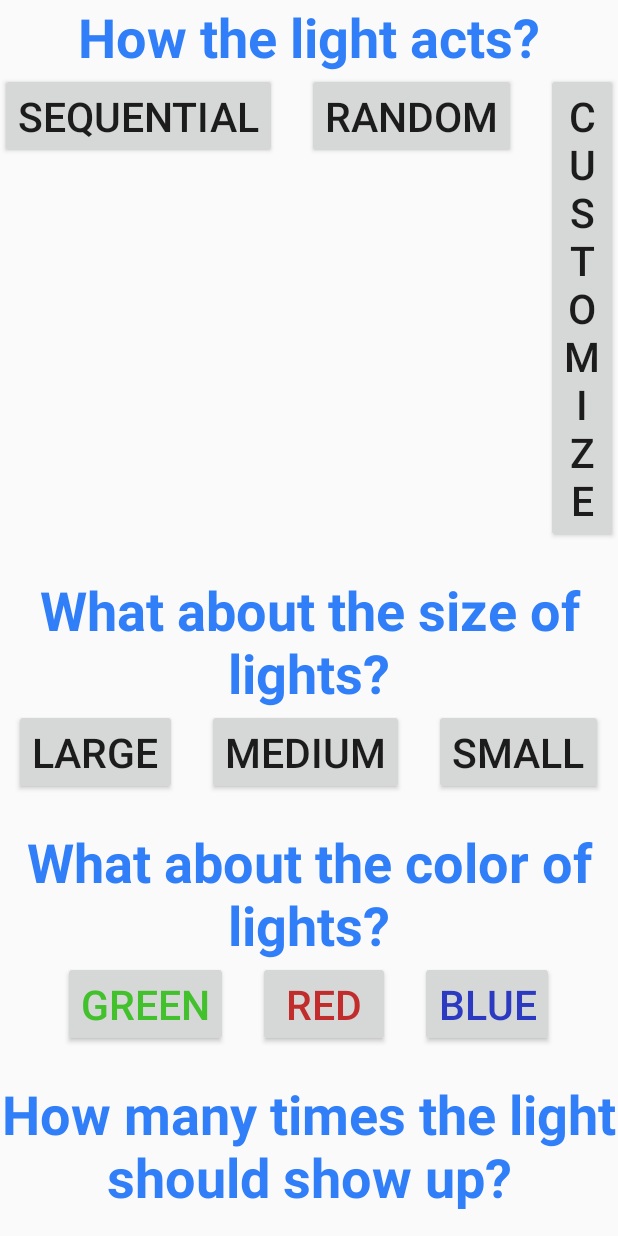
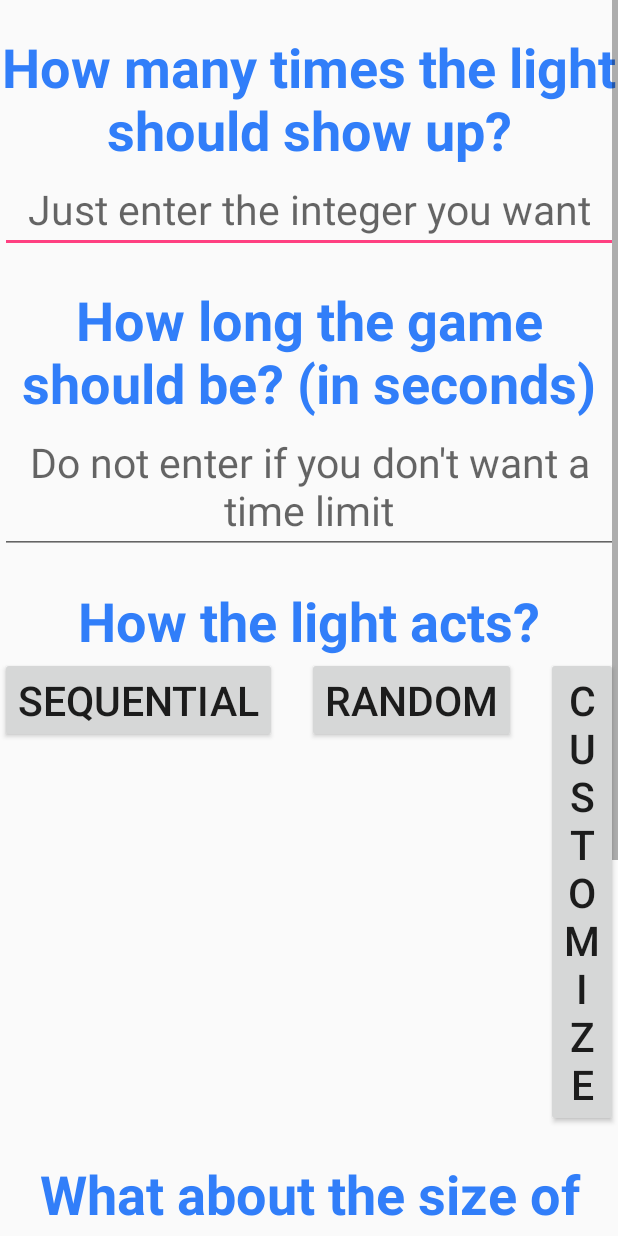
Before and after one commit to zhuoliny/BigTabTablecloth, an Android app: the layout activity_console.xml on its own in the app's theme, with its tools: preview values and no code run, on a phone screen of 412 x 824 dp. Run offline under Robolectric (Android 15) with nearby library versions, the phone set to English and light mode, and no system bars.

Commit message:
Update011 Working on console

```diff
--- a/app/build.gradle
+++ b/app/build.gradle
@@ -6,7 +6,7 @@ android {
     defaultConfig {
         applicationId "com.example.zhuoliny.bigtabtablecloth"
         minSdkVersion 19
-        targetSdkVersion 24
+        targetSdkVersion 25
         versionCode 1
         versionName "1.0"
         testInstrumentationRunner "android.support.test.runner.AndroidJUnitRunner"
--- a/app/src/main/java/com/example/zhuoliny/bigtabtablecloth/Attribute.java
+++ b/app/src/main/java/com/example/zhuoliny/bigtabtablecloth/Attribute.java
@@ -4,15 +4,15 @@ public class Attribute {
     private int[] sequence;
     private int size;
     private int timeLimit;
-    private int lightUpLimit;
+    private int lightLimit;
     private int color;
 
-    public Attribute (int[] _seq, int _size, int _tmLmt, int _color, int _lgtUpLmt) {
+    public Attribute (int[] _seq, int _size, int _tmLmt, int _color, int _lgtLmt) {
         sequence = _seq;
         size = _size;
         timeLimit = _tmLmt;
         color = _color;
-        lightUpLimit = _lgtUpLmt;
+        lightLimit = _lgtLmt;
     }
 
     public Attribute (int[] _seq, int _size, int _tmLmt) {
--- a/app/src/main/res/layout/activity_console.xml
+++ b/app/src/main/res/layout/activity_console.xml
@@ -6,11 +6,56 @@
     android:layout_height="match_parent"
     tools:context="com.example.zhuoliny.bigtabtablecloth.Console">
 
+    <ScrollView
+        android:layout_width="match_parent"
+        android:layout_height="match_parent">
     <LinearLayout
         android:orientation="vertical"
         android:layout_centerInParent="true"
         android:layout_width="match_parent"
         android:layout_height="wrap_content">
+
+        <TextView
+            android:text="How many times the light should show up?"
+            android:paddingTop="20dp"
+            android:layout_width="match_parent"
+            android:layout_height="wrap_content"
+            android:textStyle="bold"
+            android:textAlignment="center"
+            android:textColor="#317ef9"
+            android:layout_gravity="center_horizontal"
+            android:textSize="36sp" />
+
+        <EditText
+            android:layout_width="match_parent"
+            android:layout_height="wrap_content"
+            android:textStyle="normal"
+            android:textColor="#000000"
+            android:textAlignment="center"
+            android:textSize="27sp"
+            android:id="@+id/lightLimit"
+            android:hint="Just enter the integer you want"/>
+
+        <TextView
+            android:text="How long the game should be? (in seconds)"
+            android:layout_width="match_parent"
+            android:layout_height="wrap_content"
+            android:textStyle="bold"
+            android:textAlignment="center"
+            android:textColor="#317ef9"
+            android:layout_gravity="center_horizontal"
+            android:paddingTop="20dp"
+            android:textSize="36sp" />
+
+        <EditText
+            android:layout_width="match_parent"
+            android:layout_height="wrap_content"
+            android:textStyle="normal"
+            android:textColor="#000000"
+            android:textAlignment="center"
+            android:textSize="27sp"
+            android:id="@+id/timeLimit"
+            android:hint="Do not enter if you don't want a time limit"/>
 
         <TextView
             android:text="How the light acts?"
@@ -19,6 +64,7 @@
             android:textStyle="bold"
             android:textAlignment="center"
             android:textColor="#317ef9"
+            android:paddingTop="20dp"
             android:layout_gravity="center_horizontal"
             android:textSize="36sp" />
 
@@ -32,7 +78,7 @@
             <Button
                 android:layout_width="wrap_content"
                 android:layout_height="wrap_content"
-                android:id="@+id/sequentially"
+                android:id="@+id/sequential"
                 android:text="Sequential"
                 android:textSize="27sp"
                 android:textStyle="normal"
@@ -42,7 +88,7 @@
             <Button
                 android:layout_width="wrap_content"
                 android:layout_height="wrap_content"
-                android:id="@+id/randomly"
+                android:id="@+id/random"
                 android:text="Random"
                 android:textSize="27sp"
                 android:textStyle="normal"
@@ -133,7 +179,7 @@
                 android:textSize="27sp"
                 android:textStyle="normal"
                 android:layout_marginRight="20dp"
-                android:textColor="#42c12c"
+                android:textColor="#31a810"
                 android:textAlignment="center" />
 
             <Button
@@ -158,46 +204,19 @@
                 android:textAlignment="center" />
         </LinearLayout>
 
-        <TextView
-            android:text="How many times the light should show up?"
-            android:layout_width="match_parent"
+        <Button
+            android:layout_width="wrap_content"
             android:layout_height="wrap_content"
-            android:textStyle="bold"
-            android:textAlignment="center"
-            android:textColor="#317ef9"
             android:layout_gravity="center_horizontal"
-            android:paddingTop="20dp"
-            android:textSize="36sp" />
-
-        <EditText
-            android:layout_width="match_parent"
-            android:layout_height="wrap_content"
+            android:layout_marginTop="20dp"
+            android:layout_marginBottom="20dp"
+            android:id="@+id/consoleSave"
+            android:text="Save"
+            android:textSize="27sp"
             android:textStyle="normal"
             android:textColor="#000000"
-            android:textAlignment="center"
-            android:textSize="27sp"
-            android:id="@+id/lightLimit"
-            android:hint="Just enter the integer you want"/>
+            android:textAlignment="center" />
 
-        <TextView
-            android:text="How long the game should be? (in seconds)"
-            android:layout_width="match_parent"
-            android:layout_height="wrap_content"
-            android:textStyle="bold"
-            android:textAlignment="center"
-            android:textColor="#317ef9"
-            android:layout_gravity="center_horizontal"
-            android:paddingTop="20dp"
-            android:textSize="36sp" />
-
-        <EditText
-            android:layout_width="match_parent"
-            android:layout_height="wrap_content"
-            android:textStyle="normal"
-            android:textColor="#000000"
-            android:textAlignment="center"
-            android:textSize="27sp"
-            android:id="@+id/timeLimit"
-            android:hint="Do not enter if you don't want a time limit"/>
     </LinearLayout>
+    </ScrollView>
 </RelativeLayout>
```
Also changed, not shown: app/src/main/java/com/example/zhuoliny/bigtabtablecloth/Console.java (+99 -0 lines), app/src/main/java/com/example/zhuoliny/bigtabtablecloth/MainActivity.java (+42 -1 lines), app/src/main/java/com/example/zhuoliny/bigtabtablecloth/UserInfo.java (+16 -0 lines), app/src/main/res/layout/activity_main.xml (+24 -14 lines), app/src/main/res/layout/seq_enter_popup.xml (added, +41 -0 lines).
